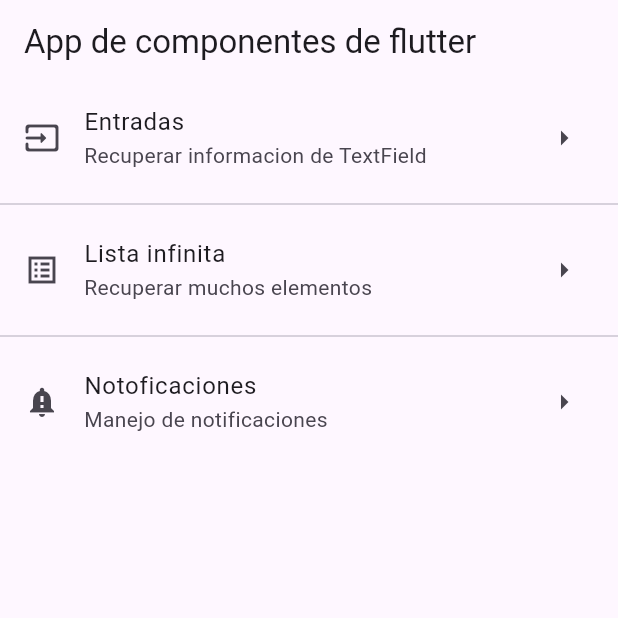
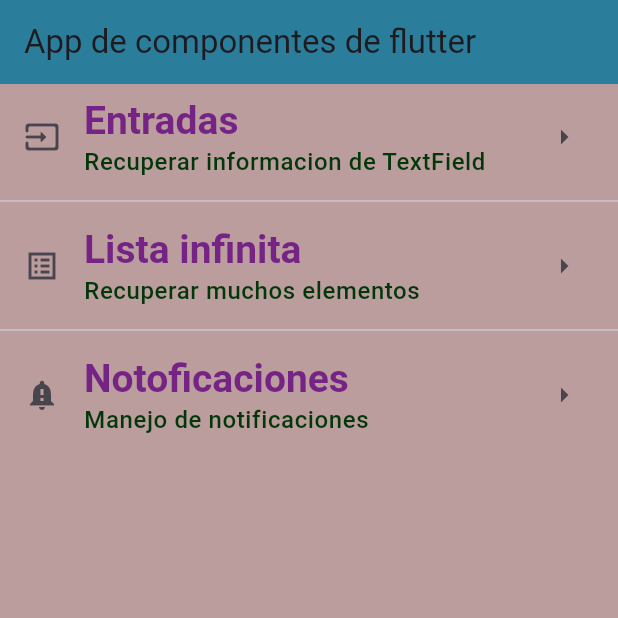
Before and after one commit to Lud0110/componentes_flutter5a, a Flutter app: the screen it shows after launch, on a phone screen of 412 x 824 dp, the top half of it. Run offline on Flutter 3.47's test engine with Material 3 defaults, Android fonts, the phone set to English and light mode, and no system bars.

Commit message:
Creating a themeData for the app

```diff
--- a/lib/home_screen.dart
+++ b/lib/home_screen.dart
@@ -10,26 +10,42 @@ class HomeScreen extends StatelessWidget {
         title: const Text('App de componentes de flutter'),
       ),
         body: ListView(
-          children: const <Widget>[
+          children: <Widget>[
             ListTile(
-              title: Text('Entradas'),
-              subtitle: Text('Recuperar informacion de TextField'),
-              leading: Icon(Icons.input_rounded),
-              trailing: Icon(Icons.arrow_right_outlined),
+              title: Text('Entradas',
+                        style: Theme.of(context).textTheme.headlineLarge,
+              ),
+              subtitle: Text(
+                'Recuperar informacion de TextField',
+                style: Theme.of(context).textTheme.bodySmall,
+                ),
+              leading: const Icon(Icons.input_rounded),
+              trailing: const Icon(Icons.arrow_right_outlined),
             ),
-            Divider(),
+            const Divider(),
             ListTile(
-              title: Text('Lista infinita'),
-              subtitle: Text('Recuperar muchos elementos'),
-              leading: Icon(Icons.list_alt_sharp),
-              trailing: Icon(Icons.arrow_right_outlined),
+              title: Text(
+                'Lista infinita',
+                style: Theme.of(context).textTheme.headlineLarge,
+              ),
+              subtitle: Text(
+                'Recuperar muchos elementos',
+                style: Theme.of(context).textTheme.bodySmall,
+                ),
+              leading: const Icon(Icons.list_alt_sharp),
+              trailing: const Icon(Icons.arrow_right_outlined),
             ),
-            Divider(),
+            const Divider(),
             ListTile(
-              title: Text('Notoficaciones'),
-              subtitle: Text('Manejo de notificaciones'),
-              leading: Icon(Icons.notification_important),
-              trailing: Icon(Icons.arrow_right_outlined),
+              title: Text('Notoficaciones',
+              style: Theme.of(context).textTheme.headlineLarge,
+              ),
+              subtitle: Text(
+                'Manejo de notificaciones',
+                style: Theme.of(context).textTheme.bodySmall,
+                ),
+              leading: const Icon(Icons.notification_important),
+              trailing: const Icon(Icons.arrow_right_outlined),
             )
           ]
         ),
--- a/lib/main_app.dart
+++ b/lib/main_app.dart
@@ -6,9 +6,26 @@ class MainApp extends StatelessWidget {
 
   @override
   Widget build(BuildContext context) {
-    return const MaterialApp(
+    return MaterialApp(
       debugShowCheckedModeBanner: false,
-      home: HomeScreen(),
+      home: const HomeScreen(),
+      theme: ThemeData(
+        scaffoldBackgroundColor: const Color.fromARGB(155, 144, 93, 96),
+        appBarTheme: const AppBarTheme(color: Color.fromARGB(255, 42, 126, 155)),
+        textTheme: const TextTheme(
+          headlineLarge: TextStyle(
+            fontFamily: 'sans-serif',
+            fontSize: 26.0,
+            fontWeight: FontWeight.bold,
+            color: Color.fromARGB(255, 117, 36, 134),
+          ),
+          bodySmall: TextStyle(
+            fontSize: 16.0,
+            fontWeight: FontWeight.w500,
+            color: Color.fromARGB(255, 3, 55, 10),
+          ),
+        ),
+      ),
     );
   }
 }
```
